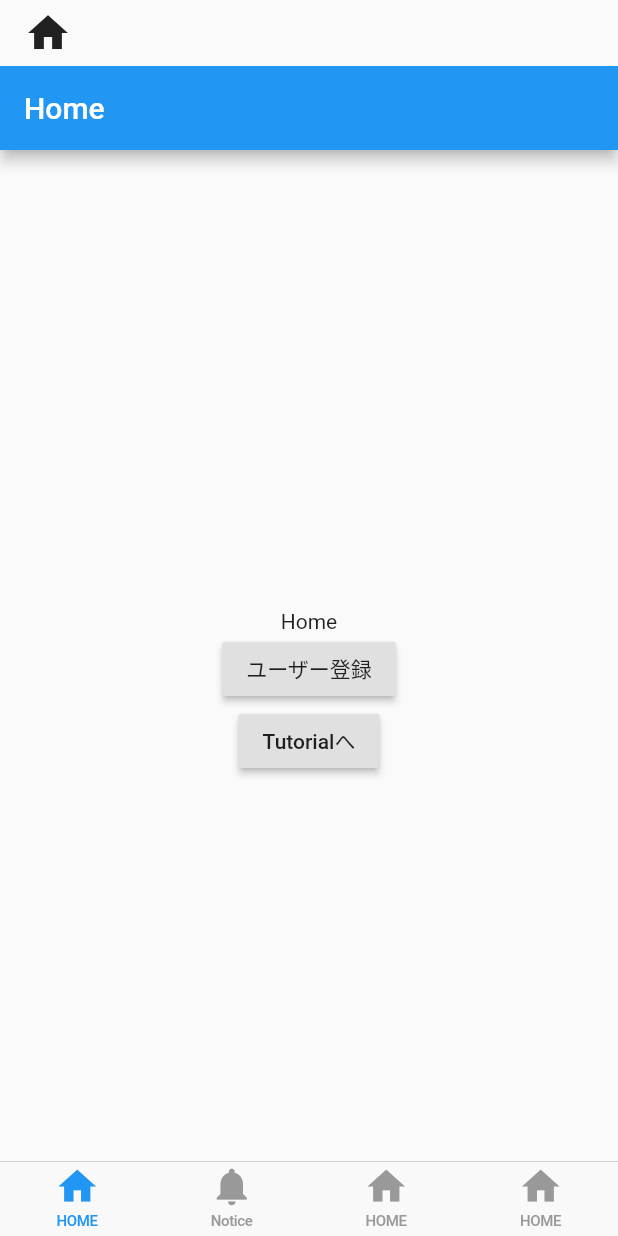
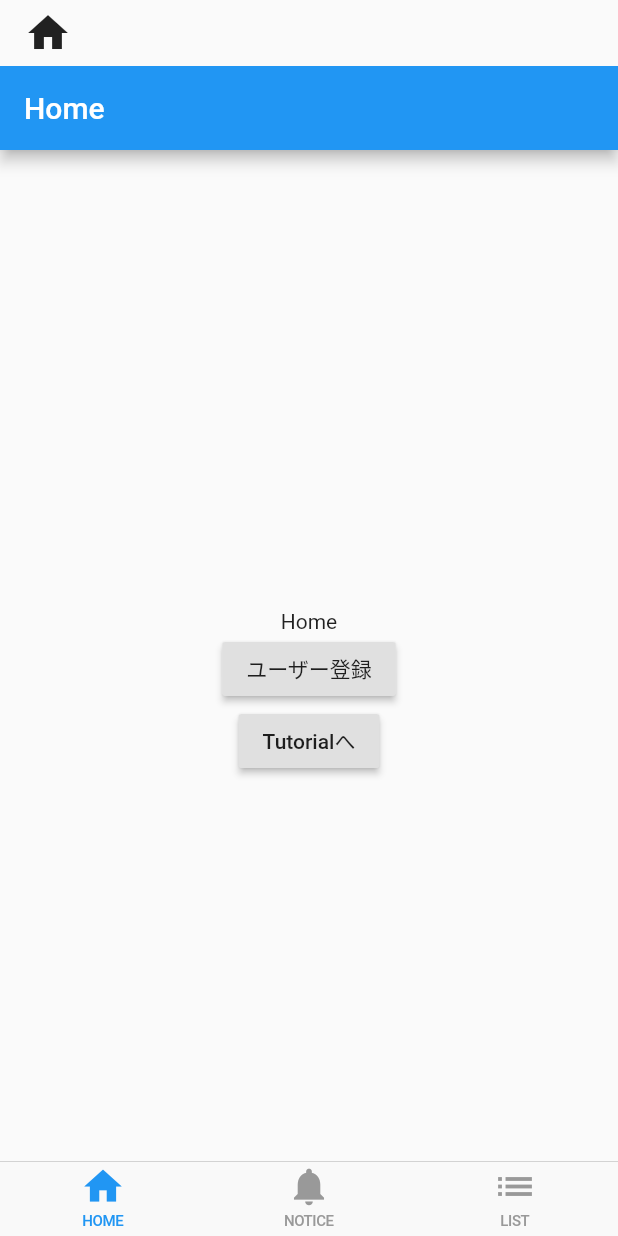
Before and after one commit to mashita1023/flutter-sample-app, a Flutter app: the HomePage screen opened by its route, on a phone screen of 412 x 824 dp. Run offline on Flutter 3.47's test engine with Material 2 defaults, Android fonts, the phone set to English and light mode, and no system bars; our stand-ins replace shared_preferences; missing offline and left inert: fa_stepper; accounts and stored records are empty.

Commit message:
[add] crate user list page

```diff
--- a/lib/homepage.dart
+++ b/lib/homepage.dart
@@ -4,6 +4,7 @@ import 'package:flutter/material.dart';
 import 'package:peer_route_app/footer.dart';
 import 'package:peer_route_app/notification.dart';
 import 'package:peer_route_app/register_user.dart';
+import 'package:peer_route_app/list.dart';
 
 class HomePage extends StatefulWidget {
   @override
@@ -23,16 +24,13 @@ class _HomePageState extends State<HomePage> {
           ),
           BottomNavigationBarItem(
               icon: Icon(Icons.notifications),
-              title: Text('Notice')
+              title: Text('NOTICE')
           ),
           BottomNavigationBarItem(
-              icon: Icon(Icons.home),
-              title: Text('HOME')
+              icon: Icon(Icons.list),
+              title: Text('LIST')
           ),
-          BottomNavigationBarItem(
-              icon: Icon(Icons.home),
-              title: Text('HOME')
-          ),
+
         ],
       ),
       tabBuilder: (context, index){
@@ -55,6 +53,16 @@ class _HomePageState extends State<HomePage> {
                 child: NotificationPage(),
               );
             });
+          case 2:
+            return CupertinoTabView(builder: (context){
+              return CupertinoPageScaffold(
+                navigationBar: CupertinoNavigationBar(
+                  leading: Icon(Icons.list),
+                ),
+                child: ListPage(),
+              );
+            });
+
         }
       }
     );
--- a/lib/main.dart
+++ b/lib/main.dart
@@ -61,7 +61,6 @@ class _SplashState extends State<Splash> {
           homeWidget = new Tutorial();
           //Navigator.of(context).pushReplacementNamed('/tutorial');
         }
-        print('finish navigate');
 
         var app = new MaterialApp (
           title: "Splash",
--- a/pubspec.yaml
+++ b/pubspec.yaml
@@ -31,6 +31,7 @@ dependencies:
   shared_preferences: ^0.5.12+4
   flutter_native_splash: ^0.1.9
   fa_stepper: ^0.0.2
+  http: ^0.12.2
 
 dev_dependencies:
   flutter_test:
```
Also changed, not shown: assets/data.json (added, +19 -0 lines), lib/list.dart (added, +107 -0 lines), pubspec.lock.
